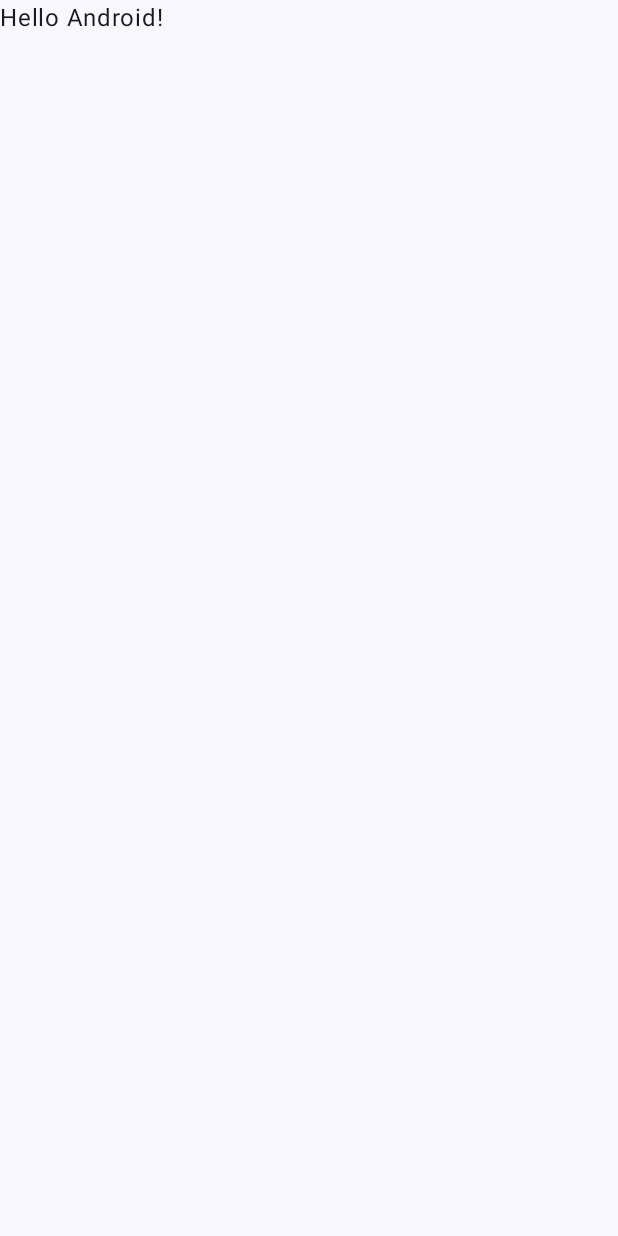
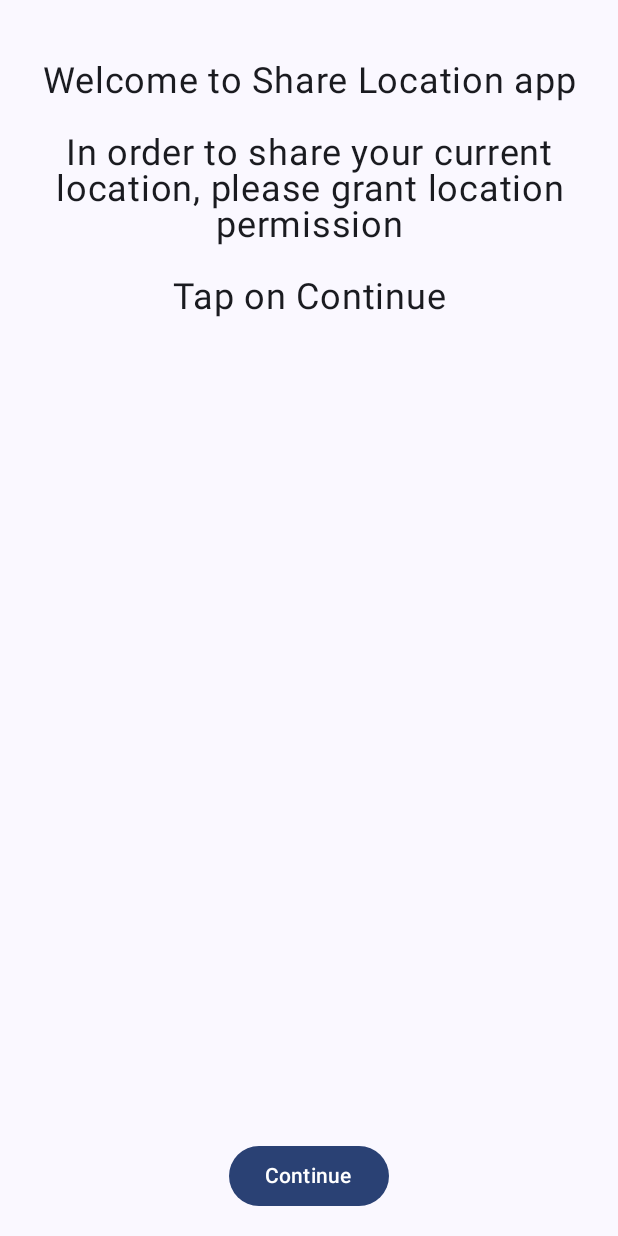
Before and after one commit to volkovskyid/ShareLocation, an Android app built with Jetpack Compose: the screen it shows after launch (MainActivity), on a phone screen of 412 x 824 dp. Before the commit the screen is almost empty. Run offline under Robolectric (Android 15) with nearby library versions, the phone set to English and light mode, and no system bars.

Commit message:
integrate location

```diff
--- a/app/build.gradle.kts
+++ b/app/build.gradle.kts
@@ -64,6 +64,7 @@ dependencies {
     implementation(platform(libs.firebase.bom))
     implementation(libs.firebase.analytics)
     implementation(libs.firebase.crashlytics)
+    implementation(libs.play.services.location)
     testImplementation(libs.junit)
     androidTestImplementation(libs.androidx.junit)
     androidTestImplementation(libs.androidx.espresso.core)
--- a/app/src/main/AndroidManifest.xml
+++ b/app/src/main/AndroidManifest.xml
@@ -1,6 +1,11 @@
 <?xml version="1.0" encoding="utf-8"?>
 <manifest xmlns:android="http://schemas.android.com/apk/res/android"
     xmlns:tools="http://schemas.android.com/tools">
+
+    <uses-permission android:name="android.permission.INTERNET"/>
+
+    <uses-permission android:name="android.permission.ACCESS_COARSE_LOCATION"/>
+    <uses-permission android:name="android.permission.ACCESS_FINE_LOCATION"/>
 
     <application
         android:allowBackup="true"
--- a/app/src/main/java/com/gmail/volkovskyid/sharelocation/MainActivity.kt
+++ b/app/src/main/java/com/gmail/volkovskyid/sharelocation/MainActivity.kt
@@ -1,47 +1,97 @@
 package com.gmail.volkovskyid.sharelocation
 
+import android.Manifest.permission.ACCESS_COARSE_LOCATION
+import android.Manifest.permission.ACCESS_FINE_LOCATION
+import android.content.Context
+import android.content.pm.PackageManager
 import android.os.Bundle
 import androidx.activity.ComponentActivity
 import androidx.activity.compose.setContent
 import androidx.activity.enableEdgeToEdge
+import androidx.activity.result.contract.ActivityResultContracts.RequestMultiplePermissions
+import androidx.compose.foundation.layout.Column
+import androidx.compose.foundation.layout.Spacer
 import androidx.compose.foundation.layout.fillMaxSize
 import androidx.compose.foundation.layout.padding
+import androidx.compose.material3.Button
 import androidx.compose.material3.Scaffold
 import androidx.compose.material3.Text
 import androidx.compose.runtime.Composable
+import androidx.compose.runtime.rememberCoroutineScope
+import androidx.compose.ui.Alignment
 import androidx.compose.ui.Modifier
-import androidx.compose.ui.tooling.preview.Preview
+import androidx.compose.ui.text.style.TextAlign
+import androidx.compose.ui.unit.dp
+import androidx.compose.ui.unit.sp
+import androidx.core.app.ActivityCompat
 import com.gmail.volkovskyid.sharelocation.ui.theme.ShareLocationTheme
+import kotlinx.coroutines.channels.BufferOverflow
+import kotlinx.coroutines.flow.MutableSharedFlow
+import kotlinx.coroutines.flow.first
+import kotlinx.coroutines.launch
+
+private val locationPermissions = arrayOf(
+    ACCESS_FINE_LOCATION, ACCESS_COARSE_LOCATION
+)
 
 class MainActivity : ComponentActivity() {
+
+    private val permissionResultLauncher = MutableSharedFlow<Boolean>(
+        extraBufferCapacity = 1,
+        onBufferOverflow = BufferOverflow.DROP_OLDEST
+    )
+    private val requestMultiplePermissionsLauncher = registerForActivityResult(RequestMultiplePermissions()) { result ->
+        permissionResultLauncher.tryEmit(result.values.all { isGranted -> isGranted })
+    }
+
     override fun onCreate(savedInstanceState: Bundle?) {
         super.onCreate(savedInstanceState)
         enableEdgeToEdge()
+
         setContent {
             ShareLocationTheme {
                 Scaffold(modifier = Modifier.fillMaxSize()) { innerPadding ->
-                    Greeting(
-                        name = "Android",
+                    Landing(
                         modifier = Modifier.padding(innerPadding)
-                    )
+                    ) { requestPermissions(*locationPermissions) }
                 }
             }
         }
     }
+
+    private suspend fun requestPermissions(vararg permissions: String): Boolean {
+        val notGranted = filterNotGrantedPermissions(*permissions)
+        if (notGranted.isEmpty()) return true
+        requestMultiplePermissionsLauncher.launch(notGranted.toTypedArray())
+
+        return permissionResultLauncher.first()
+    }
 }
 
 @Composable
-fun Greeting(name: String, modifier: Modifier = Modifier) {
-    Text(
-        text = "Hello $name!",
-        modifier = modifier
-    )
+fun Landing(modifier: Modifier = Modifier, onRequestPermission: suspend () -> Unit) {
+    Column(modifier = modifier.padding(16.dp)) {
+        val scope = rememberCoroutineScope()
+        Text(
+            text = "Welcome to Share Location app" +
+                    "\n\n" +
+                    "In order to share your current location, please grant location permission" +
+                    "\n\n" +
+                    "Tap on Continue",
+            textAlign = TextAlign.Center,
+            fontSize = 24.sp,
+            modifier = Modifier.padding(top = 24.dp)
+        )
+        Spacer(modifier = Modifier.weight(1f))
+        Button(
+            onClick = { scope.launch { onRequestPermission() } },
+            modifier = Modifier.align(Alignment.CenterHorizontally)
+        ) { Text(text = "Continue") }
+    }
 }
 
-@Preview(showBackground = true)
-@Composable
-fun GreetingPreview() {
-    ShareLocationTheme {
-        Greeting("Android")
-    }
-}
+private fun Context.checkPermission(permission: String): Boolean =
+    ActivityCompat.checkSelfPermission(this, permission) == PackageManager.PERMISSION_GRANTED
+
+private fun Context.filterNotGrantedPermissions(vararg permissions: String): List<String> =
+    permissions.filterNot { checkPermission(it) }
--- a/gradle/libs.versions.toml
+++ b/gradle/libs.versions.toml
@@ -1,6 +1,6 @@
 [versions]
 agp = "8.5.0-alpha02"
-kotlin = "1.9.22"
+kotlin = "1.9.23"
 gms = "4.4.1"
 crashlytics = "2.9.9"
 coreKtx = "1.12.0"
@@ -11,6 +11,7 @@ lifecycleRuntimeKtx = "2.7.0"
 activityCompose = "1.8.2"
 composeBom = "2024.03.00"
 firebaseBom = "32.8.0"
+servicesLocation = "21.2.0"
 
 [libraries]
 androidx-core-ktx = { group = "androidx.core", name = "core-ktx", version.ref = "coreKtx" }
@@ -30,6 +31,7 @@ androidx-material3 = { group = "androidx.compose.material3", name = "material3"
 firebase-bom = { module = "com.google.firebase:firebase-bom", version.ref = "firebaseBom" }
 firebase-analytics = { module = "com.google.firebase:firebase-analytics" }
 firebase-crashlytics = { module = "com.google.firebase:firebase-crashlytics" }
+play-services-location = { module = "com.google.android.gms:play-services-location", version.ref = "servicesLocation" }
 
 [plugins]
 android-application = { id = "com.android.application", version.ref = "agp" }
```
